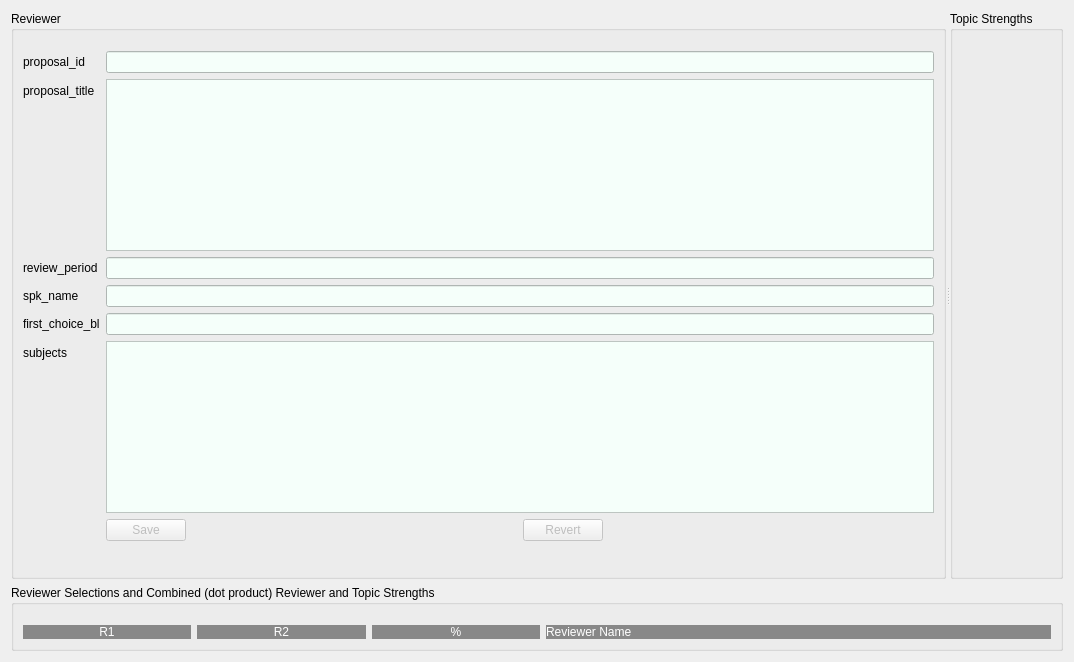
Before: the Qt Designer form src/Assign_GUP/resources/proposal_details.ui in prjemian/assign_gup, drawn with Qt 5.
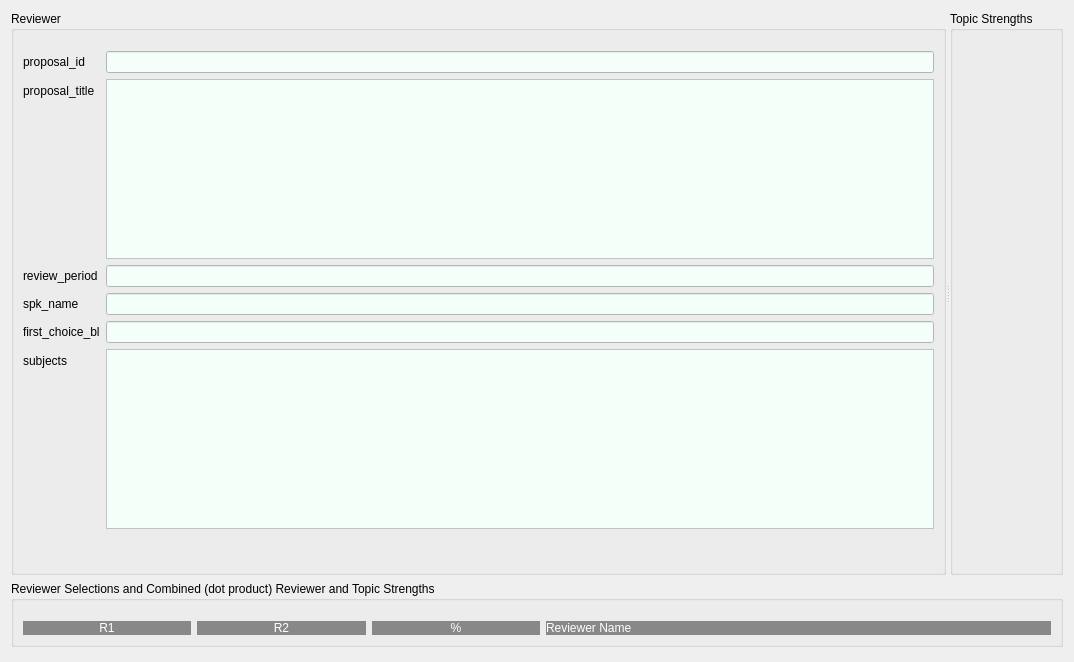
After: the same form once the commit is applied.

Commit message: * remove save & restore buttons, move (planned) actions to higher level * create Topics editor

Patch:
```diff
--- a/src/Assign_GUP/resources/proposal_details.ui
+++ b/src/Assign_GUP/resources/proposal_details.ui
@@ -97,6 +97,9 @@
        </property>
        <item row="0" column="0">
         <layout class="QFormLayout" name="formLayout">
+         <property name="fieldGrowthPolicy">
+          <enum>QFormLayout::AllNonFixedFieldsGrow</enum>
+         </property>
          <item row="0" column="0">
           <widget class="QLabel" name="label">
            <property name="text">
@@ -180,59 +183,6 @@
           </widget>
          </item>
          <item row="6" column="1">
-          <layout class="QHBoxLayout" name="horizontalLayout">
-           <item>
-            <widget class="QPushButton" name="save_pb">
-             <property name="enabled">
-              <bool>false</bool>
-             </property>
-             <property name="styleSheet">
-              <string notr="true"/>
-             </property>
-             <property name="text">
-              <string>Save</string>
-             </property>
-            </widget>
-           </item>
-           <item>
-            <spacer name="horizontalSpacer_2">
-             <property name="orientation">
-              <enum>Qt::Horizontal</enum>
-             </property>
-             <property name="sizeHint" stdset="0">
-              <size>
-               <width>40</width>
-               <height>20</height>
-              </size>
-             </property>
-            </spacer>
-           </item>
-           <item>
-            <widget class="QPushButton" name="revert_pb">
-             <property name="enabled">
-              <bool>false</bool>
-             </property>
-             <property name="text">
-              <string>Revert</string>
-             </property>
-            </widget>
-           </item>
-           <item>
-            <spacer name="horizontalSpacer">
-             <property name="orientation">
-              <enum>Qt::Horizontal</enum>
-             </property>
-             <property name="sizeHint" stdset="0">
-              <size>
-               <width>40</width>
-               <height>20</height>
-              </size>
-             </property>
-            </spacer>
-           </item>
-          </layout>
-         </item>
-         <item row="7" column="1">
           <spacer name="verticalSpacer_2">
            <property name="orientation">
             <enum>Qt::Vertical</enum>
```
Left out of the diff: 76 changed lines with no effect on the pictures. The commit also changes 7 other files.
